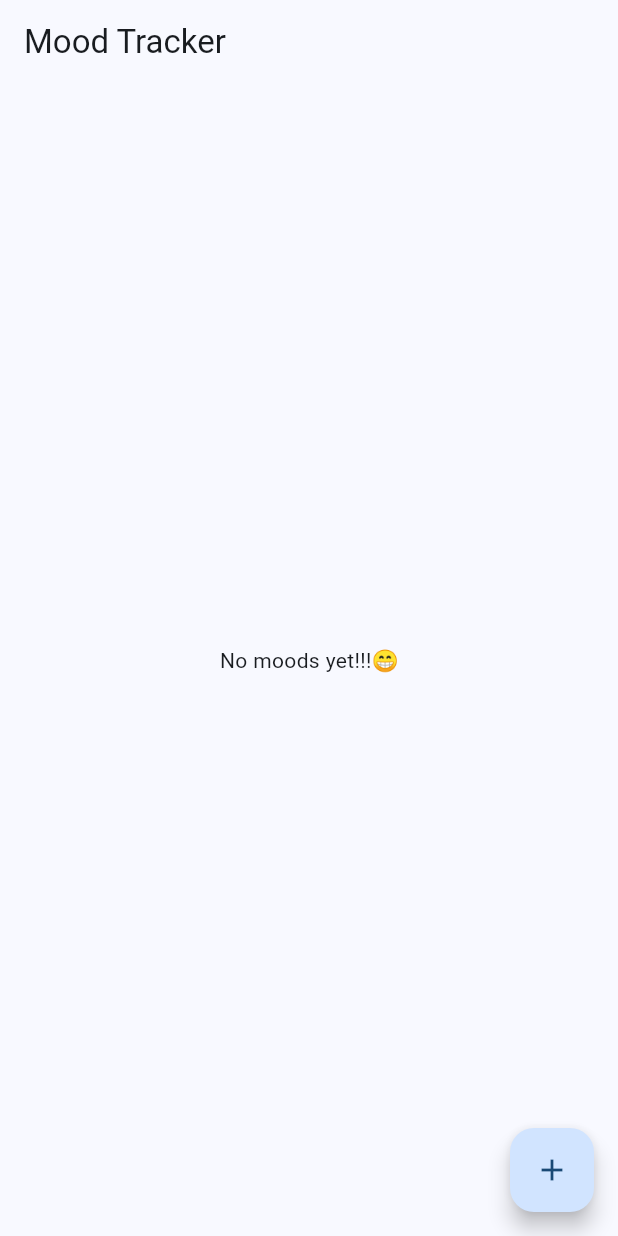
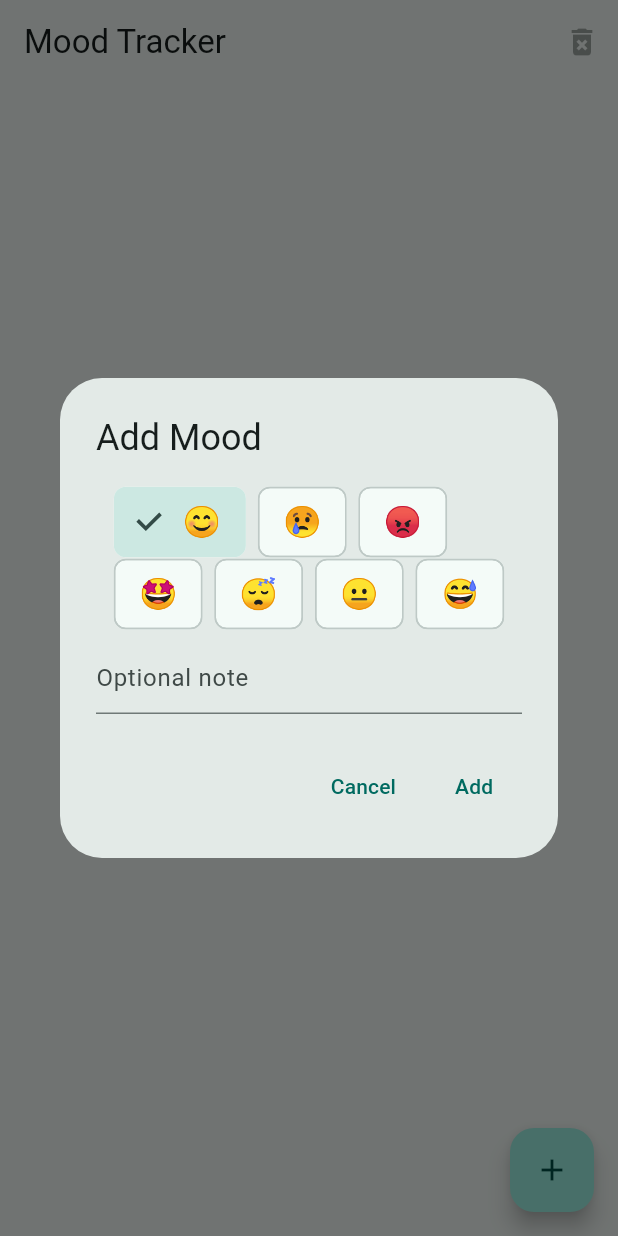
Before and after one commit to BeamlakTamirat/MoodForge, a Flutter app: the screen it shows after launch, after a tap on the "add" icon, on a phone screen of 412 x 824 dp. Run offline on Flutter 3.47's test engine with Material 3 defaults, Android fonts, the phone set to English and light mode, and no system bars; our stand-ins replace flutter_riverpod, hive, hive_flutter; accounts and stored records are empty.

Commit message:
mood tracking app structure with the HIVE  for local storage  (#2)

```diff
--- a/apps/mood_tracker/lib/main.dart
+++ b/apps/mood_tracker/lib/main.dart
@@ -1,25 +1,12 @@
 import 'package:flutter/material.dart';
-import 'package:hive_flutter/hive_flutter.dart';
-import 'package:mood_tracker/ui/screens/mood_home_screen.dart';
+import 'package:flutter_riverpod/flutter_riverpod.dart';
+import 'package:mood_tracker/src/app.dart';
+import 'package:mood_tracker/src/data/local/hive_service.dart';
+
 Future<void> main() async {
   WidgetsFlutterBinding.ensureInitialized();
-  await Hive.initFlutter();
-  await Hive.openBox('moods');
-  runApp(const MoodApp());
+
+  await HiveService.registerAdapters();
+
+  runApp(const ProviderScope(child: MoodApp()));
 }
-
-class MoodApp extends StatelessWidget {
-  const MoodApp({super.key});
-
-  @override
-  Widget build(BuildContext context) {
-    return MaterialApp(
-      title: 'Mood Tracker',
-      theme: ThemeData(
-        colorScheme: ColorScheme.fromSeed(seedColor: Colors.blue),
-        useMaterial3: true,
-      ),
-      home: const MoodHomeScreen(),
-    );
-  }
-}
--- a/apps/mood_tracker/lib/models/mood.dart
+++ /dev/null
@@ -1,19 +0,0 @@
-class Mood {
-  final DateTime date;
-  final String emoji;
-  final String? note;
-
-  Mood({required this.date, required this.emoji, this.note});
-
-  Map<String, dynamic> toJson() => {
-    'date': date.toIso8601String(),
-    'emoji': emoji,
-    'note': note,
-  };
-
-  factory Mood.fromJson(Map<String, dynamic> json)=>Mood(
-    date: DateTime.parse(json['date']),
-    emoji: json['emoji'],
-    note: json['note'],
-  );
-}
--- /dev/null
+++ b/apps/mood_tracker/lib/src/app.dart
@@ -0,0 +1,15 @@
+import 'package:flutter/material.dart';
+import 'package:mood_tracker/src/core/theme/app_theme.dart';
+import 'package:mood_tracker/src/features/moods/presentation/pages/mood_home_page.dart';
+class MoodApp extends StatelessWidget {
+  const MoodApp({super.key});
+
+  @override
+  Widget build(BuildContext context) {
+    return MaterialApp(
+      title: 'Mood Tracker',
+      theme: AppTheme.lightTheme,
+      home: const MoodHomePage(),
+    );
+  }
+}
--- /dev/null
+++ b/apps/mood_tracker/lib/src/core/theme/app_theme.dart
@@ -0,0 +1,9 @@
+import 'package:flutter/material.dart';
+
+class AppTheme {
+  static final lightTheme = ThemeData(
+    colorScheme: ColorScheme.fromSeed(seedColor: Colors.teal),
+    useMaterial3: true,
+    visualDensity: VisualDensity.adaptivePlatformDensity
+  );
+}
--- /dev/null
+++ b/apps/mood_tracker/lib/src/data/local/hive_service.dart
@@ -0,0 +1,66 @@
+import 'package:hive_flutter/hive_flutter.dart';
+import 'package:mood_tracker/src/data/models/mood.dart';
+import 'package:flutter/foundation.dart';
+
+class HiveService {
+  static const String moodsBoxName = 'moods_box';
+
+  static Future<void> registerAdapters() async {
+    await Hive.initFlutter();
+    if (!Hive.isAdapterRegistered(0)) {
+      Hive.registerAdapter(MoodAdapter());
+    }
+    if (!Hive.isBoxOpen(moodsBoxName)) {
+      await Hive.openBox<Mood>(moodsBoxName);
+    }
+  }
+
+  static Box<Mood> getMoodBox() => Hive.box<Mood>(moodsBoxName);
+
+  Future<List<Mood>> getMoods() async {
+    final box = getMoodBox();
+    return box.values.toList();
+  }
+
+  Future<void> addMood(Mood mood) async {
+    final box = getMoodBox();
+    final key = mood.id.toString();
+    try {
+      await box.put(key, mood);
+    } catch (e) {
+      if (kDebugMode) {
+        debugPrint(
+          'HiveService.addMood failed with key=$key : $e — falling back to box.add()',
+        );
+      }
+
+      await box.add(mood);
+    }
+  }
+
+  Future<void> deleteMood(int id) async {
+    final box = getMoodBox();
+    final key = id.toString();
+    if (box.containsKey(key)) {
+      await box.delete(key);
+      return;
+    }
+    try {
+      await box.delete(id);
+    } catch (e) {
+      if (kDebugMode) {
+        debugPrint(
+          'HiveService.deleteMood: failed to delete by numeric key $id: $e',
+        );
+      }
+    }
+  }
+
+  Future<void> replaceAll(List<Mood> moods) async {
+    final box = getMoodBox();
+    await box.clear();
+    for (final m in moods) {
+      await box.put(m.id.toString(), m);
+    }
+  }
+}
--- /dev/null
+++ b/apps/mood_tracker/lib/src/data/models/mood.dart
@@ -0,0 +1,34 @@
+import 'package:hive/hive.dart';
+
+part 'mood.g.dart';
+
+@HiveType(typeId: 0)
+class Mood extends HiveObject {
+  @HiveField(0)
+  final int id;
+
+  @HiveField(1)
+  final String moodType;
+
+  @HiveField(2)
+  final String? note;
+
+  @HiveField(3)
+  final DateTime date;
+
+  Mood({
+    required this.id,
+    required this.moodType,
+    this.note,
+    required this.date,
+  });
+
+  factory Mood.create({required String moodType, String? note}) {
+    return Mood(
+      id: DateTime.now().millisecondsSinceEpoch,
+      moodType: moodType,
+      note: note,
+      date: DateTime.now(),
+    );
+  }
+}
--- /dev/null
+++ b/apps/mood_tracker/lib/src/features/moods/presentation/pages/mood_home_page.dart
@@ -0,0 +1,145 @@
+import 'package:flutter/material.dart';
+import 'package:flutter_riverpod/flutter_riverpod.dart';
+import 'package:mood_tracker/src/state/mood_state.dart';
+import 'package:mood_tracker/src/data/models/mood.dart';
+
+class MoodHomePage extends ConsumerWidget {
+  const MoodHomePage({super.key});
+
+  @override
+  Widget build(BuildContext context, WidgetRef ref) {
+    final state = ref.watch(moodStateProvider);
+    final notifier = ref.read(moodStateProvider);
+
+    return Scaffold(
+      appBar: AppBar(
+        title: const Text('Mood Tracker'),
+        actions: [
+          IconButton(
+            icon: const Icon(Icons.delete_forever),
+            tooltip: 'Clear all (dev)',
+            onPressed: state.moods.isEmpty
+                ? null
+                : () async {
+                    final confirmed = await showDialog<bool?>(
+                      context: context,
+                      builder: (c) => AlertDialog(
+                        title: const Text('Clear all moods?'),
+                        content:
+                            const Text('This will delete all saved moods.'),
+                        actions: [
+                          TextButton(
+                              onPressed: () => Navigator.of(c).pop(false),
+                              child: const Text('Cancel')),
+                          TextButton(
+                              onPressed: () => Navigator.of(c).pop(true),
+                              child: const Text('Clear')),
+                        ],
+                      ),
+                    );
+                    if (confirmed == true) {
+                      await notifier.clearAll();
+                    }
+                  },
+          )
+        ],
+      ),
+      body: state.isLoading
+          ? const Center(child: CircularProgressIndicator())
+          : state.moods.isEmpty
+              ? const Center(child: Text('No moods yet. Tap + to add one.'))
+              : ListView.separated(
+                  padding: const EdgeInsets.all(12),
+                  itemCount: state.moods.length,
+                  separatorBuilder: (_, __) => const SizedBox(height: 8),
+                  itemBuilder: (context, i) {
+                    final m = state.moods[i];
+                    return _MoodCard(
+                      mood: m,
+                      onDelete: () => notifier.deleteMood(m.id),
+                    );
+                  },
+                ),
+      floatingActionButton: FloatingActionButton(
+        onPressed: () => _openAddDialog(context, notifier),
+        child: const Icon(Icons.add),
+      ),
+    );
+  }
+
+  Future<void> _openAddDialog(BuildContext context, MoodState notifier) async {
+    final TextEditingController noteController = TextEditingController();
+    String selectedEmoji = '😊';
+
+    await showDialog(
+      context: context,
+      builder: (c) {
+        return StatefulBuilder(builder: (context, setState) {
+          return AlertDialog(
+            title: const Text('Add Mood'),
+            content: Column(
+              mainAxisSize: MainAxisSize.min,
+              children: [
+                Wrap(
+                  spacing: 8,
+                  children: ['😊', '😢', '😡', '🤩', '😴', '😐', '😅']
+                      .map((e) => ChoiceChip(
+                            key: ValueKey('emoji_$e'),
+                            label: Text(e, style: const TextStyle(fontSize: 20)),
+                            selected: selectedEmoji == e,
+                            onSelected: (sel) {
+                              setState(() {
+                                selectedEmoji = e;
+                              });
+                            },
+                          ))
+                      .toList(),
+                ),
+                const SizedBox(height: 8),
+                TextField(
+                  key: const ValueKey('note_field'),
+                  controller: noteController,
+                  decoration: const InputDecoration(hintText: 'Optional note'),
+                ),
+              ],
+            ),
+            actions: [
+              TextButton(
+                  onPressed: () => Navigator.of(c).pop(),
+                  child: const Text('Cancel')),
+              TextButton(
+                  onPressed: () {
+                    final note = noteController.text.trim();
+                    notifier.addMood(selectedEmoji,
+                        note: note.isEmpty ? null : note);
+                    Navigator.of(c).pop();
+                  },
+                  child: const Text('Add')),
+            ],
+          );
+        });
+      },
+    );
+  }
+}
+
+class _MoodCard extends StatelessWidget {
+  final Mood mood;
+  final VoidCallback onDelete;
+  const _MoodCard({required this.mood, required this.onDelete});
+
+  @override
+  Widget build(BuildContext context) {
+    return Card(
+      child: ListTile(
+        leading: Text(mood.moodType, style: const TextStyle(fontSize: 28)),
+        title: Text(mood.note ?? 'No note'),
+        subtitle: Text('${mood.date.toLocal()}'),
+        trailing: IconButton(
+          icon: const Icon(Icons.delete),
+          onPressed: onDelete,
+        ),
+      ),
+    );
+  }
+}
--- /dev/null
+++ b/apps/mood_tracker/lib/src/state/mood_state.dart
@@ -0,0 +1,51 @@
+import 'package:flutter/foundation.dart';
+import 'package:flutter_riverpod/flutter_riverpod.dart';
+import 'package:mood_tracker/src/data/local/hive_service.dart';
+import 'package:mood_tracker/src/data/models/mood.dart';
+final moodStateProvider =
+    ChangeNotifierProvider<MoodState>((ref) => MoodState());
+
+class MoodState extends ChangeNotifier {
+  final HiveService _hive = HiveService();
+  List<Mood> _moods = [];
+  bool _isLoading = false;
+
+  List<Mood> get moods => List.unmodifiable(_moods);
+  bool get isLoading => _isLoading;
+
+
+  MoodState({bool autoLoad = true}) {
+    if (autoLoad) {
+      loadMoods();
+    }
+  }
+
+  Future<void> loadMoods() async {
+    _isLoading = true;
+    notifyListeners();
+    final list = await _hive.getMoods();
+    list.sort((a, b) => b.date.compareTo(a.date));
+    _moods = list;
+    _isLoading = false;
+    notifyListeners();
+  }
+
+  Future<void> addMood(String moodType, {String? note}) async {
+    final mood = Mood.create(moodType: moodType, note: note);
+    await _hive.addMood(mood);
+    _moods.insert(0, mood);
+    notifyListeners();
+  }
+
+  Future<void> deleteMood(int id) async {
+    await _hive.deleteMood(id);
+    _moods.removeWhere((m) => m.id == id);
+    notifyListeners();
+  }
+
+  Future<void> clearAll() async {
+    await _hive.replaceAll([]);
+    _moods = [];
+    notifyListeners();
+  }
+}
--- a/apps/mood_tracker/lib/ui/screens/mood_home_screen.dart
+++ /dev/null
@@ -1,19 +0,0 @@
-import 'package:flutter/material.dart';
-
-class MoodHomeScreen extends StatelessWidget {
-  const MoodHomeScreen({super.key});
-
-  @override
-  Widget build(BuildContext context) {
-    return Scaffold(
-      appBar: AppBar(title: const Text('Mood Tracker')),
-      body: const Center(child: Text('No moods yet!!!😁'),),
-      floatingActionButton: FloatingActionButton(
-        onPressed: () {
-          //open mood picker
-        },
-        child: const Icon(Icons.add),
-      ),
-    );
-  }
-}
--- a/apps/mood_tracker/pubspec.yaml
+++ b/apps/mood_tracker/pubspec.yaml
@@ -19,12 +19,15 @@ dependencies:
   hive_flutter: ^1.1.0
   path_provider: ^2.1.5
   intl: ^0.20.2
+  uuid: ^4.5.1
 
 dev_dependencies:
   flutter_test:
     sdk: flutter
 
   flutter_lints: ^5.0.0
+  build_runner: ^2.4.6
+  hive_generator: ^2.0.1
 
 # For information on the generic Dart part of this file, see the
 # following page: https://dart.dev/tools/pub/pubspec
```
Also changed, not shown: apps/mood_tracker/lib/src/core/utils/date_formatter.dart (added), apps/mood_tracker/lib/src/core/widgets/mood_card.dart (added), apps/mood_tracker/lib/src/data/models/mood.g.dart (added), apps/mood_tracker/lib/src/data/repositories/mood_repository.dart (added), apps/mood_tracker/lib/src/features/moods/application/mood_provider.dart (added), apps/mood_tracker/lib/src/features/moods/domain/mood_entity.dart (added), apps/mood_tracker/lib/src/features/moods/presentation/widgets/mood_list.dart (added), apps/mood_tracker/pubspec.lock, 1 other file.
